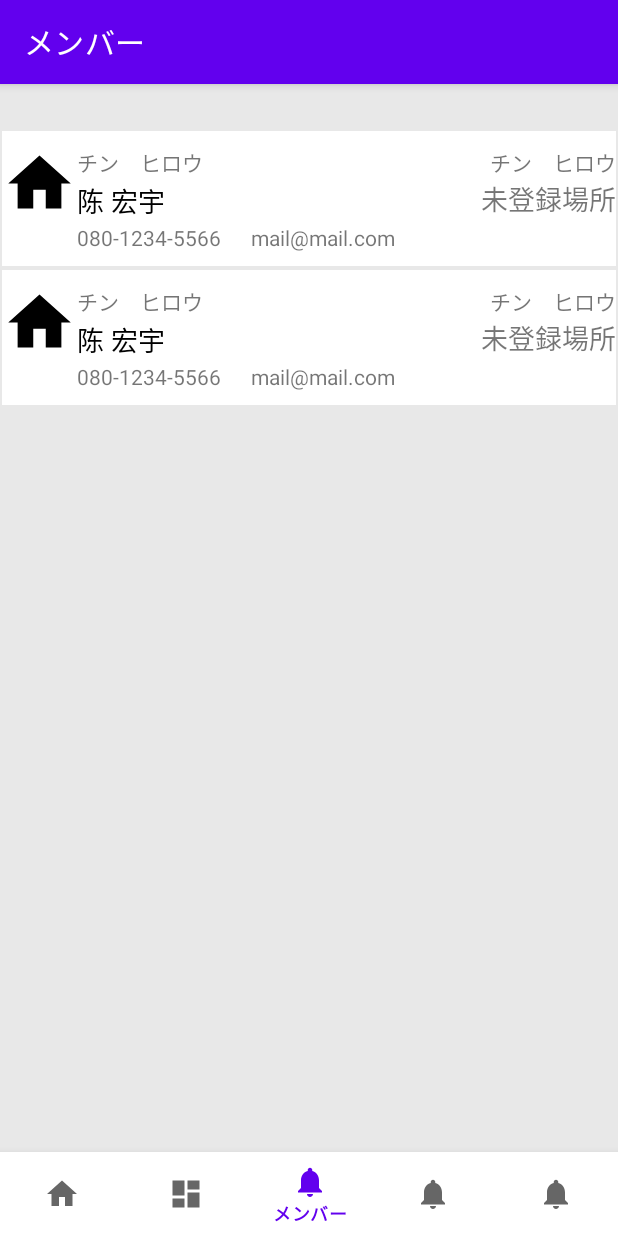
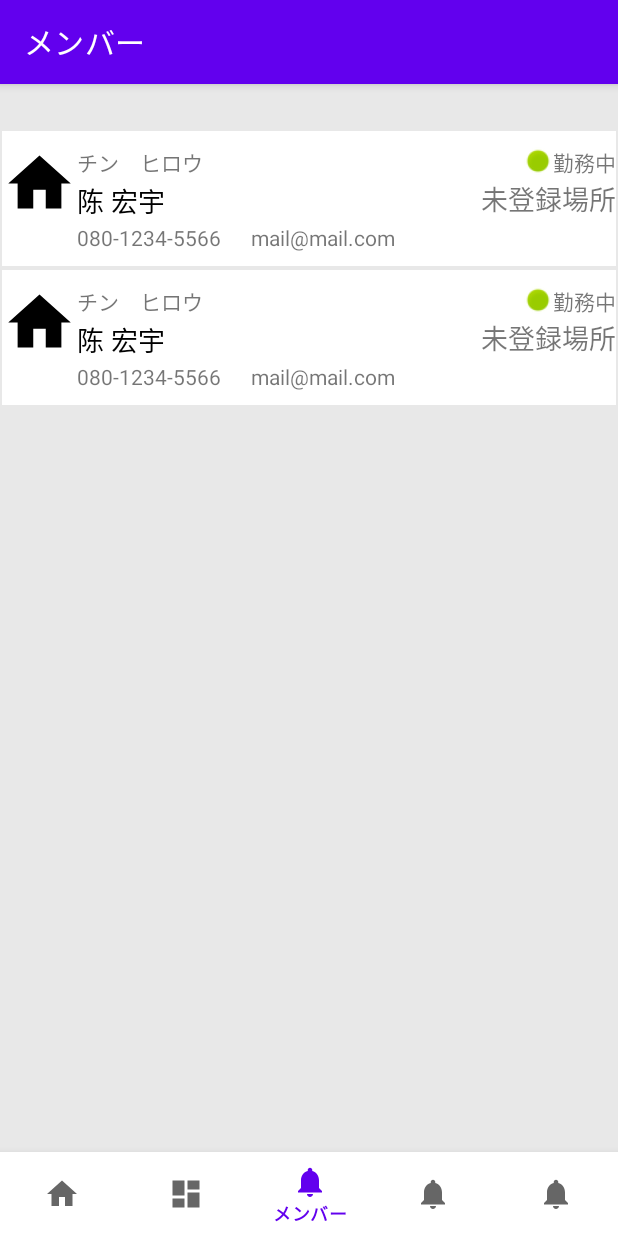
Before and after one commit to chenzhizsqq/CzOffice, an Android app: the MemberFragment screen opened through its navigation route, on a phone screen of 412 x 824 dp. Run offline under Robolectric (Android 15) with nearby library versions, the phone set to English and light mode, and no system bars; our stand-ins replace navigation-ui.

Commit message:
主画面，第3个次画面：メンバー　 完成80%

```diff
--- a/app/src/main/res/layout/fragment_member.xml
+++ b/app/src/main/res/layout/fragment_member.xml
@@ -31,7 +31,6 @@
             android:orientation="horizontal">
 
             <ImageView
-                android:id="@+id/imageView_MyPage_Logo"
                 app:srcCompat="@drawable/ic_home_black_24dp"
                 android:layout_width="50dp"
                 android:layout_height="50dp"
@@ -55,6 +54,7 @@
                     android:textColor="@color/black"
                     />
                 <TextView
+                    android:id="@+id/call_telephone"
                     android:text="080-1234-5566"
                     android:gravity="center|left"
                     android:layout_width="wrap_content"
@@ -63,13 +63,25 @@
             <LinearLayout
                 android:layout_width="match_parent"
                 android:layout_height="match_parent"
+                android:gravity="right"
                 android:orientation="vertical"
                 android:paddingLeft="20dp">
+                <LinearLayout
+                    android:layout_width="wrap_content"
+                    android:layout_height="wrap_content"
+                    android:orientation="horizontal">
+
+                    <ImageView
+                        app:srcCompat="@android:drawable/presence_online"
+                        android:layout_width="20dp"
+                        android:layout_height="20dp"
+                        />
                     <TextView
-                    android:text="チン　ヒロウ"
+                        android:text="勤務中"
                         android:gravity="right"
-                    android:layout_width="match_parent"
+                        android:layout_width="wrap_content"
                         android:layout_height="wrap_content" />
+                </LinearLayout>
                 <TextView
                     android:text="未登録場所"
                     android:gravity="right"
@@ -80,7 +92,7 @@
                 <TextView
                     android:text="mail@mail.com"
                     android:gravity="center|left"
-                    android:layout_width="wrap_content"
+                    android:layout_width="match_parent"
                     android:layout_height="wrap_content" />
             </LinearLayout>
         </LinearLayout>
@@ -126,13 +138,25 @@
             <LinearLayout
                 android:layout_width="match_parent"
                 android:layout_height="match_parent"
+                android:gravity="right"
                 android:orientation="vertical"
                 android:paddingLeft="20dp">
+                <LinearLayout
+                    android:layout_width="wrap_content"
+                    android:layout_height="wrap_content"
+                    android:orientation="horizontal">
+
+                    <ImageView
+                        app:srcCompat="@android:drawable/presence_online"
+                        android:layout_width="20dp"
+                        android:layout_height="20dp"
+                        />
                     <TextView
-                    android:text="チン　ヒロウ"
+                        android:text="勤務中"
                         android:gravity="right"
-                    android:layout_width="match_parent"
+                        android:layout_width="wrap_content"
                         android:layout_height="wrap_content" />
+                </LinearLayout>
                 <TextView
                     android:text="未登録場所"
                     android:gravity="right"
@@ -143,10 +167,11 @@
                 <TextView
                     android:text="mail@mail.com"
                     android:gravity="center|left"
-                    android:layout_width="wrap_content"
+                    android:layout_width="match_parent"
                     android:layout_height="wrap_content" />
             </LinearLayout>
         </LinearLayout>
+
 
         <TextView
 
```
Lines whose indentation alone changed are shown as unchanged.
